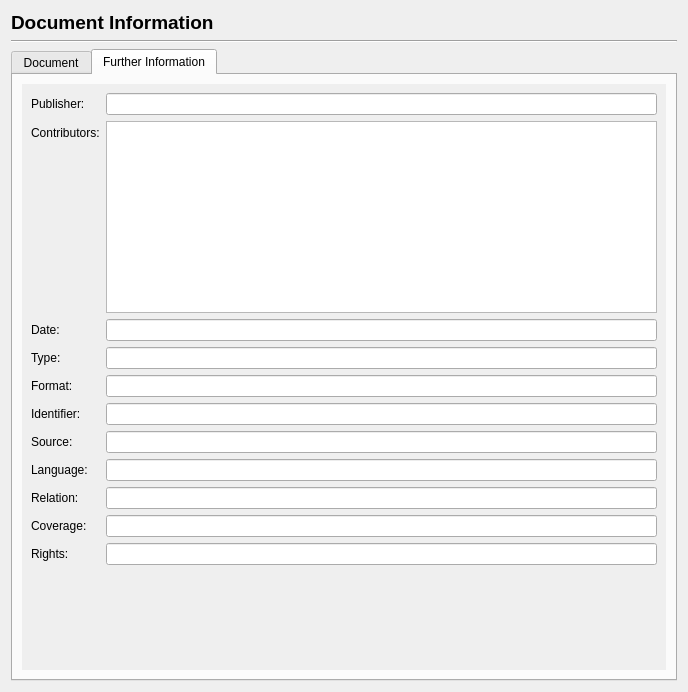
This is scribus/ui/prefs_documentinformationbase.ui in scribusproject/scribus as Qt 5 draws it before an edit. The edited form follows.
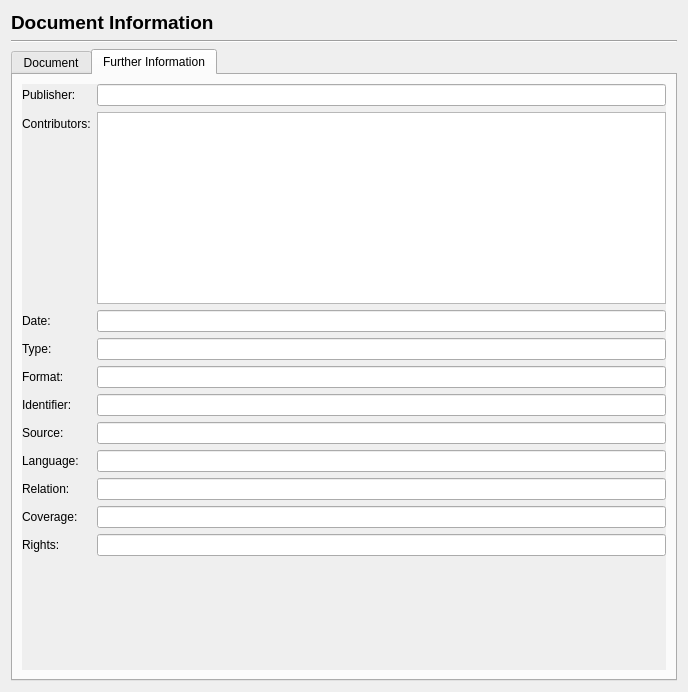
This is the edited form. The open tabs and pages were chosen to show the change.

Commit message: #16352: Fix another set of non transparent scrollareas in preferences dialog <bubu>

What changed in the file:
```diff
--- a/scribus/ui/prefs_documentinformationbase.ui
+++ b/scribus/ui/prefs_documentinformationbase.ui
@@ -130,6 +130,18 @@
            </rect>
           </property>
           <layout class="QVBoxLayout" name="verticalLayout_2">
+           <property name="leftMargin">
+            <number>0</number>
+           </property>
+           <property name="topMargin">
+            <number>0</number>
+           </property>
+           <property name="rightMargin">
+            <number>0</number>
+           </property>
+           <property name="bottomMargin">
+            <number>0</number>
+           </property>
            <item>
             <layout class="QFormLayout" name="formLayout_2">
              <item row="0" column="0">
```
The commit also changes 3 other files.
